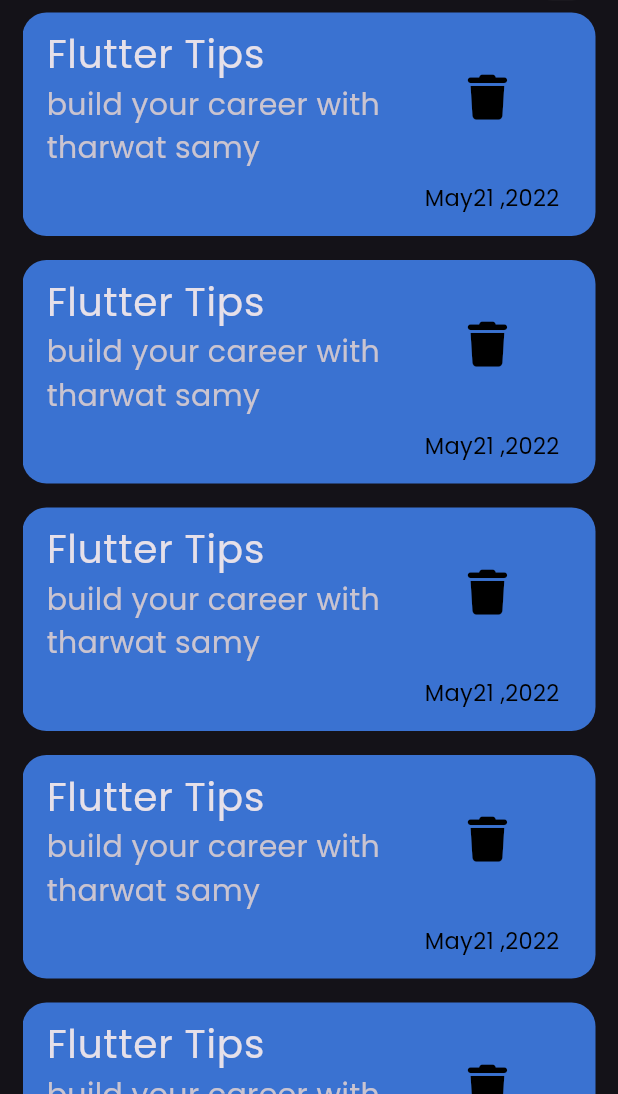
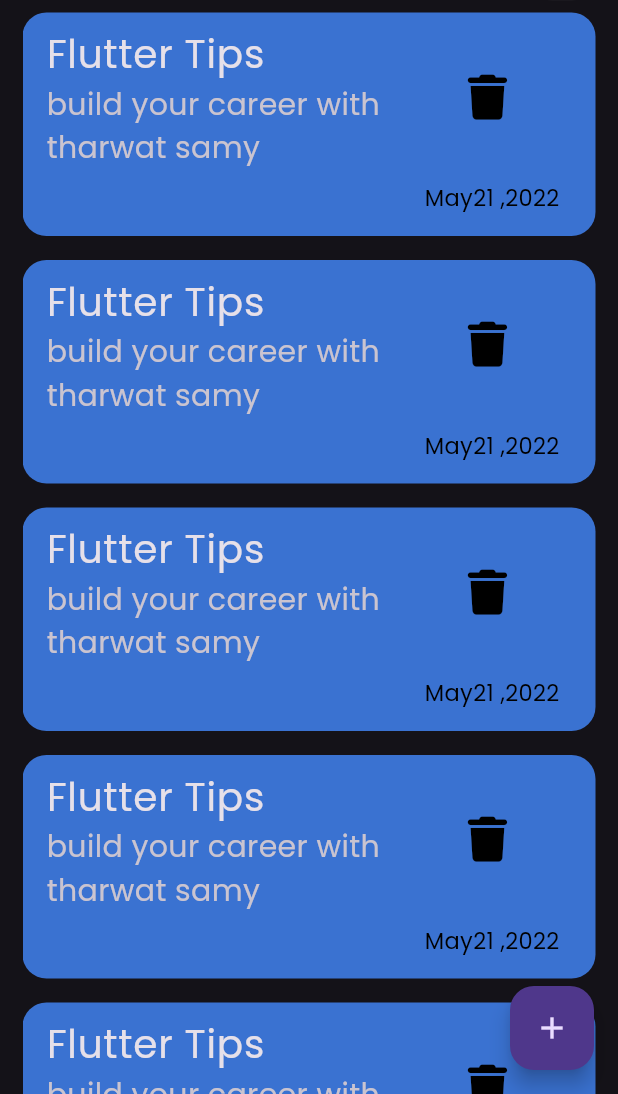
Before and after one commit to mostafaabuBakr9/notes_app, a Flutter app: the screen it shows after launch, on a phone screen of 412 x 824 dp, the part 142-1236 px from its top. Run offline on Flutter 3.47's test engine with Material 3 defaults, Android fonts, the phone set to English and light mode, and no system bars; our stand-ins replace font_awesome_flutter.

Commit message:
edit notes view body Add Floating Action Button

```diff
--- a/lib/Views/notes_view.dart
+++ b/lib/Views/notes_view.dart
@@ -1,6 +1,5 @@
 import 'package:flutter/material.dart';
-import 'package:notes/Views/widgets/custom_app_bar.dart';
-import 'package:notes/Views/widgets/notes_list_view.dart';
+import 'package:notes/Views/widgets/notes_view_body.dart';
 
 class NotesView extends StatelessWidget {
   const NotesView({super.key});
@@ -8,18 +7,11 @@ class NotesView extends StatelessWidget {
   @override
   Widget build(BuildContext context) {
     return Scaffold(
-      body: Padding(
-        padding: const EdgeInsets.symmetric(horizontal: 15),
-        child: Column(
-          children: [
-            SizedBox(
-              height: 50,
-            ),
-            CustomAppBar(),
-            Expanded(child: NotesListView())
-          ],
+        floatingActionButton: FloatingActionButton(
+          onPressed: () {},
+          child: Icon(Icons.add),
+
         ),
-      ),
-    );
+        body: const NotesViewBody());
   }
 }
--- a/lib/Views/widgets/notes_view_body.dart
+++ b/lib/Views/widgets/notes_view_body.dart
@@ -1,10 +1,25 @@
 import 'package:flutter/material.dart';
+import 'package:notes/Views/widgets/custom_app_bar.dart';
+import 'package:notes/Views/widgets/notes_list_view.dart';
 
 class NotesViewBody extends StatelessWidget {
   const NotesViewBody({super.key});
 
   @override
   Widget build(BuildContext context) {
-    return const Placeholder();
+    return Scaffold(
+      body: Padding(
+        padding: const EdgeInsets.symmetric(horizontal: 15),
+        child: Column(
+          children: [
+            SizedBox(
+              height: 50,
+            ),
+            CustomAppBar(),
+            Expanded(child: NotesListView())
+          ],
+        ),
+      ),
+    );
   }
 }
```
